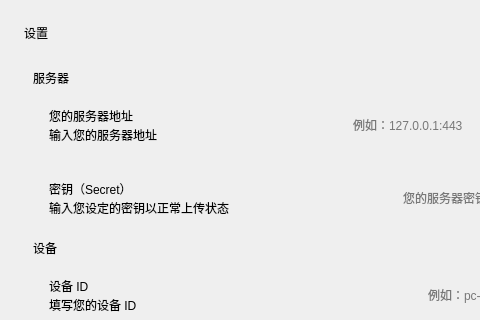
Before: the Qt Designer form assets/ui/settings.ui in xuanxuan1231/sleepy-client4mac, drawn with Qt 5; both pictures show x 0 to 480 and y 0 to 320 of the 675 by 752 pixel window.
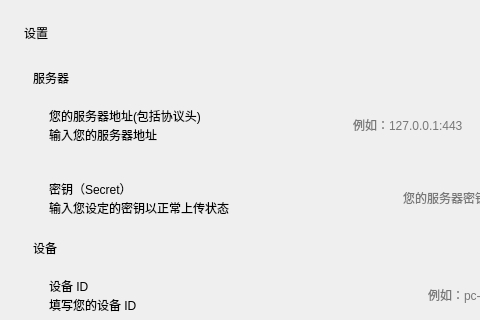
After: the same form once the commit is applied. Custom widgets are drawn as their Qt base class.

What changed in the file:
```diff
--- a/assets/ui/settings.ui
+++ b/assets/ui/settings.ui
@@ -95,7 +95,7 @@
               <item>
                <widget class="StrongBodyLabel" name="StrongBodyLabel_7">
                 <property name="text">
-                 <string>您的服务器地址</string>
+                 <string>您的服务器地址(包括协议头)</string>
                 </property>
                </widget>
               </item>
```
